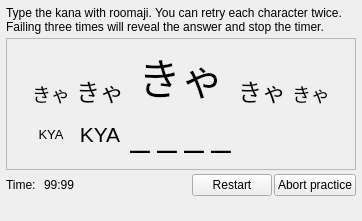
Qt form kanareadingpracticeform.ui (z1dev/zkanji) before a commit.
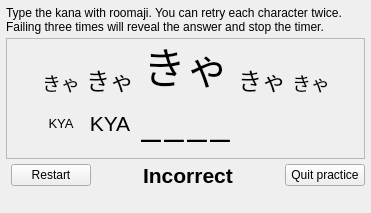
The same form after that commit.

Commit message: * Kana reading practice finished. * Added colors for study in the settings.

Diff of the .ui file:
```diff
--- a/kanareadingpracticeform.ui
+++ b/kanareadingpracticeform.ui
@@ -6,8 +6,8 @@
    <rect>
     <x>0</x>
     <y>0</y>
-    <width>362</width>
-    <height>221</height>
+    <width>371</width>
+    <height>202</height>
    </rect>
   </property>
   <property name="windowTitle">
@@ -49,53 +49,19 @@
        <enum>QFrame::Plain</enum>
       </property>
       <layout class="QGridLayout" name="gridLayout">
-       <item row="1" column="4">
-        <spacer name="horizontalSpacer">
+       <item row="0" column="0" rowspan="3">
+        <spacer name="horizontalSpacer_4">
          <property name="orientation">
           <enum>Qt::Horizontal</enum>
          </property>
-         <property name="sizeType">
-          <enum>QSizePolicy::Fixed</enum>
-         </property>
          <property name="sizeHint" stdset="0">
           <size>
-           <width>18</width>
-           <height>28</height>
+           <width>1</width>
+           <height>5</height>
           </size>
          </property>
         </spacer>
        </item>
-       <item row="1" column="5">
-        <spacer name="horizontalSpacer_2">
-         <property name="orientation">
-          <enum>Qt::Horizontal</enum>
-         </property>
-         <property name="sizeType">
-          <enum>QSizePolicy::Fixed</enum>
-         </property>
-         <property name="sizeHint" stdset="0">
-          <size>
-           <width>18</width>
-           <height>28</height>
-          </size>
-         </property>
-        </spacer>
-       </item>
-       <item row="0" column="5">
-        <widget class="QLabel" name="k4Label">
-         <property name="font">
-          <font>
-           <pointsize>14</pointsize>
-          </font>
-         </property>
-         <property name="text">
-          <string notr="true">きゃ</string>
-         </property>
-         <property name="alignment">
-          <set>Qt::AlignBottom|Qt::AlignHCenter</set>
-         </property>
-        </widget>
-       </item>
        <item row="1" column="2">
         <widget class="QLabel" name="r1Label">
          <property name="font">
@@ -111,32 +77,6 @@
          </property>
         </widget>
        </item>
-       <item row="0" column="6" rowspan="3">
-        <spacer name="horizontalSpacer_3">
-         <property name="orientation">
-          <enum>Qt::Horizontal</enum>
-         </property>
-         <property name="sizeHint" stdset="0">
-          <size>
-           <width>33</width>
-           <height>107</height>
-          </size>
-         </property>
-        </spacer>
-       </item>
-       <item row="0" column="0" rowspan="3">
-        <spacer name="horizontalSpacer_4">
-         <property name="orientation">
-          <enum>Qt::Horizontal</enum>
-         </property>
-         <property name="sizeHint" stdset="0">
-          <size>
-           <width>33</width>
-           <height>107</height>
-          </size>
-         </property>
-        </spacer>
-       </item>
        <item row="0" column="2">
         <widget class="QLabel" name="k1Label">
          <property name="font">
@@ -214,6 +154,22 @@
        </item>
        <item row="1" column="3">
         <layout class="QHBoxLayout" name="horizontalLayout">
+         <property name="spacing">
+          <number>2</number>
+         </property>
+         <item>
+          <spacer name="horizontalSpacer_6">
+           <property name="orientation">
+            <enum>Qt::Horizontal</enum>
+           </property>
+           <property name="sizeHint" stdset="0">
+            <size>
+             <width>1</width>
+             <height>5</height>
+            </size>
+           </property>
+          </spacer>
+         </item>
          <item>
           <widget class="QLabel" name="text1Label">
            <property name="font">
@@ -262,37 +218,114 @@
            </property>
           </widget>
          </item>
+         <item>
+          <spacer name="horizontalSpacer_7">
+           <property name="orientation">
+            <enum>Qt::Horizontal</enum>
+           </property>
+           <property name="sizeHint" stdset="0">
+            <size>
+             <width>1</width>
+             <height>5</height>
+            </size>
+           </property>
+          </spacer>
+         </item>
         </layout>
        </item>
+       <item row="0" column="5">
+        <widget class="QLabel" name="k4Label">
+         <property name="font">
+          <font>
+           <pointsize>14</pointsize>
+          </font>
+         </property>
+         <property name="text">
+          <string notr="true">きゃ</string>
+         </property>
+         <property name="alignment">
+          <set>Qt::AlignBottom|Qt::AlignHCenter</set>
+         </property>
+        </widget>
+       </item>
+       <item row="0" column="6">
+        <spacer name="horizontalSpacer">
+         <property name="orientation">
+          <enum>Qt::Horizontal</enum>
+         </property>
+         <property name="sizeHint" stdset="0">
+          <size>
+           <width>1</width>
+           <height>5</height>
+          </size>
+         </property>
+        </spacer>
+       </item>
       </layout>
      </widget>
     </item>
     <item>
      <layout class="QHBoxLayout" name="horizontalLayout_2">
-      <property name="spacing">
-       <number>2</number>
-      </property>
       <item>
        <layout class="QHBoxLayout" name="horizontalLayout_3">
         <property name="spacing">
-         <number>8</number>
+         <number>2</number>
+        </property>
+        <property name="leftMargin">
+         <number>5</number>
         </property>
         <item>
-         <widget class="QLabel" name="timeCaptionLabel">
+         <widget class="QPushButton" name="restartButton">
           <property name="text">
-           <string>Time:</string>
+           <string>Restart</string>
           </property>
          </widget>
         </item>
         <item>
-         <widget class="QLabel" name="timeLabel">
-          <property name="text">
-           <string notr="true">99:99</string>
+         <spacer name="horizontalSpacer_3">
+          <property name="orientation">
+           <enum>Qt::Horizontal</enum>
           </property>
-         </widget>
+          <property name="sizeHint" stdset="0">
+           <size>
+            <width>1</width>
+            <height>20</height>
+           </size>
+          </property>
+         </spacer>
         </item>
        </layout>
       </item>
+      <item>
+       <spacer name="horizontalSpacer_8">
+        <property name="orientation">
+         <enum>Qt::Horizontal</enum>
+        </property>
+        <property name="sizeHint" stdset="0">
+         <size>
+          <width>5</width>
+          <height>5</height>
+         </size>
+        </property>
+       </spacer>
+      </item>
+      <item>
+       <widget class="QLabel" name="resultLabel">
+        <property name="font">
+         <font>
+          <pointsize>16</pointsize>
+          <weight>75</weight>
+          <bold>true</bold>
+         </font>
+        </property>
+        <property name="text">
+         <string>Incorrect</string>
+        </property>
+        <property name="alignment">
+         <set>Qt::AlignCenter</set>
+        </property>
+       </widget>
+      </item>
       <item>
        <spacer name="horizontalSpacer_5">
         <property name="orientation">
@@ -300,25 +333,41 @@
         </property>
         <property name="sizeHint" stdset="0">
          <size>
-          <width>88</width>
-          <height>20</height>
+          <width>5</width>
+          <height>5</height>
          </size>
         </property>
        </spacer>
       </item>
       <item>
-       <widget class="QPushButton" name="restartButton">
-        <property name="text">
-         <string>Restart</string>
+       <layout class="QHBoxLayout" name="horizontalLayout_4">
+        <property name="spacing">
+         <number>2</number>
         </property>
-       </widget>
-      </item>
-      <item>
-       <widget class="QPushButton" name="abortButton">
-        <property name="text">
-         <string>Abort practice</string>
+        <property name="leftMargin">
+         <number>0</number>
         </property>
-       </widget>
+        <item>
+         <spacer name="horizontalSpacer_2">
+          <property name="orientation">
+           <enum>Qt::Horizontal</enum>
+          </property>
+          <property name="sizeHint" stdset="0">
+           <size>
+            <width>1</width>
+            <height>20</height>
+           </size>
+          </property>
+         </spacer>
+        </item>
+        <item>
+         <widget class="QPushButton" name="abortButton">
+          <property name="text">
+           <string>Quit practice</string>
+          </property>
+         </widget>
+        </item>
+       </layout>
       </item>
      </layout>
     </item>
```
Left out of the diff: 34 changed lines with no effect on the pictures. The commit also changes 11 other files.
